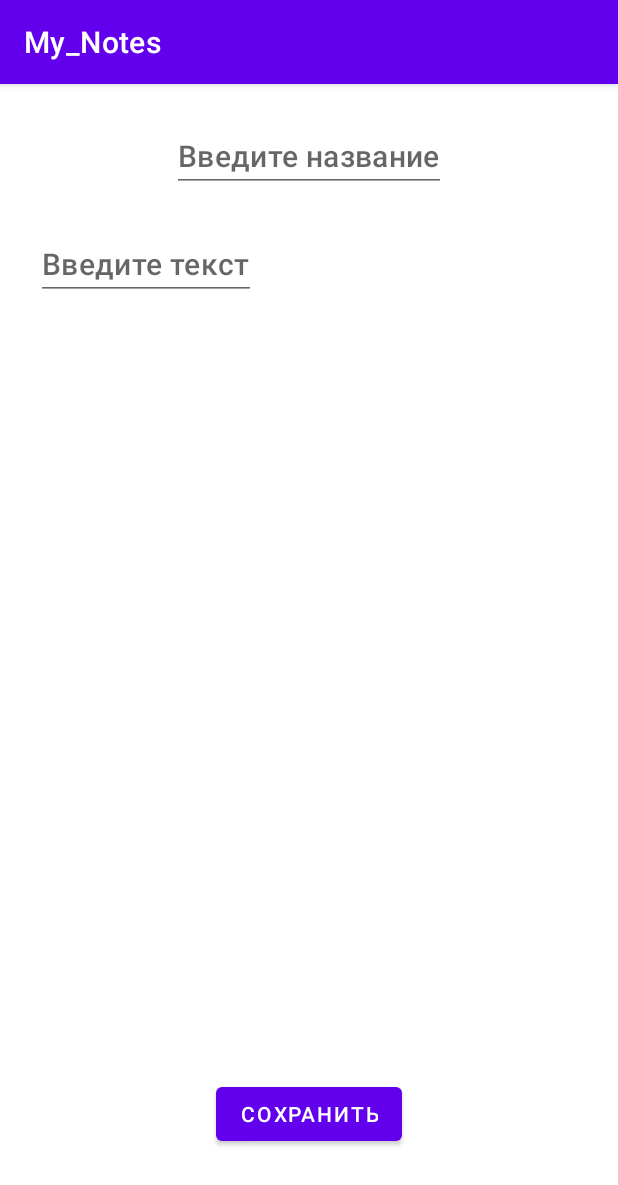
After one commit to TheFear36/My_Notes, an Android app: the fragment NotesInfoFragment placed in its activity, on a phone screen of 412 x 824 dp. The commit adds this screen. Shown: the top 1185 px of the screen. Run offline under Robolectric (Android 15) with nearby library versions, the phone set to English and light mode, and no system bars.

Commit message:
Первое домашнее задание по фрагментам

```diff
--- a/app/build.gradle
+++ b/app/build.gradle
@@ -25,6 +25,9 @@ android {
         sourceCompatibility JavaVersion.VERSION_1_8
         targetCompatibility JavaVersion.VERSION_1_8
     }
+    buildFeatures {
+        viewBinding true
+    }
 }
 
 dependencies {
@@ -32,6 +35,8 @@ dependencies {
     implementation 'androidx.appcompat:appcompat:1.3.1'
     implementation 'com.google.android.material:material:1.4.0'
     implementation 'androidx.constraintlayout:constraintlayout:2.1.1'
+    implementation 'androidx.legacy:legacy-support-v4:1.0.0'
+    implementation 'androidx.recyclerview:recyclerview:1.2.0'
     testImplementation 'junit:junit:4.+'
     androidTestImplementation 'androidx.test.ext:junit:1.1.3'
     androidTestImplementation 'androidx.test.espresso:espresso-core:3.4.0'
--- /dev/null
+++ b/app/src/main/java/com/thefear/my_notes/domain/NotesRepository.java
@@ -0,0 +1,7 @@
+package com.thefear.my_notes.domain;
+
+import java.util.ArrayList;
+
+public interface NotesRepository {
+    ArrayList<Note> getNotes();
+}
--- /dev/null
+++ b/app/src/main/java/com/thefear/my_notes/domain/TestNotesRepository.java
@@ -0,0 +1,31 @@
+package com.thefear.my_notes.domain;
+
+import com.thefear.my_notes.R;
+
+import java.util.ArrayList;
+import java.util.List;
+
+public class TestNotesRepository implements NotesRepository {
+
+    private static TestNotesRepository mInstance;
+    private ArrayList<Note> notes = null;
+
+    public static TestNotesRepository getInstance() {
+        if(mInstance == null)
+            mInstance = new TestNotesRepository();
+
+        return mInstance;
+    }
+
+    private TestNotesRepository() {
+        notes = new ArrayList<Note>();
+    }
+    @Override
+    public ArrayList<Note> getNotes() {
+        return this.notes;
+    }
+    public void addNote(Note note) {
+        notes.add(note);
+    }
+
+}
--- /dev/null
+++ b/app/src/main/java/com/thefear/my_notes/fragment/NotesListFragment.java
@@ -0,0 +1,102 @@
+package com.thefear.my_notes.fragment;
+
+import android.os.Bundle;
+import android.view.LayoutInflater;
+import android.view.View;
+import android.widget.Button;
+import android.widget.LinearLayout;
+import android.widget.TextView;
+
+import androidx.annotation.NonNull;
+import androidx.annotation.Nullable;
+import androidx.fragment.app.Fragment;
+import androidx.fragment.app.FragmentManager;
+
+import com.thefear.my_notes.R;
+import com.thefear.my_notes.domain.Note;
+import com.thefear.my_notes.domain.TestNotesRepository;
+import com.thefear.my_notes.fragment.info.NotesInfoFragment;
+import com.thefear.my_notes.present.NotesListPresenter;
+import com.thefear.my_notes.view.NotesListView;
+
+import java.util.List;
+
+public class NotesListFragment extends Fragment implements NotesListView {
+
+    public static final String KEY_NOTES_LIST = "KEY_NOTES_LIST";
+    public static final String ARG_NOTE = "ARG_NOTE";
+
+    private LinearLayout notesContainer;
+
+    private NotesListPresenter presenter;
+
+
+    @Override
+    public void onCreate(@Nullable Bundle savedInstanceState) {
+        super.onCreate(savedInstanceState);
+
+        presenter = new NotesListPresenter(this, TestNotesRepository.getInstance());
+    }
+
+    public NotesListFragment() {
+        super(R.layout.fragment_notes_list);
+    }
+
+    @Override
+    public void onViewCreated(@NonNull View view, @Nullable Bundle savedInstanceState) {
+        super.onViewCreated(view, savedInstanceState);
+
+        presenter.requestNotes();
+
+        notesContainer = view.findViewById(R.id.notes_root);
+
+        Button createNewNoteBtn = view.findViewById(R.id.create_new_note_btn);
+
+        createNewNoteBtn.setOnClickListener(new View.OnClickListener() {
+            @Override
+            public void onClick(View view) {
+
+                boolean isLandscape = getResources().getBoolean(R.bool.is_landscape);
+
+                FragmentManager fManager = getParentFragmentManager();
+
+                if (isLandscape){
+                    fManager.beginTransaction()
+                            .replace(R.id.fragment_container_info, new NotesInfoFragment())
+                            .commit();
+                } else {
+                    fManager.beginTransaction()
+                            .replace(R.id.fragment_container, new NotesInfoFragment())
+                            .addToBackStack(null)
+                            .commit();
+                }
+            }
+        });
+
+    }
+
+    @Override
+    public void showNotes(List<Note> notes) {
+
+        for (Note note : notes) {
+            View itemView = LayoutInflater.from(getContext()).inflate(R.layout.item_note, notesContainer, false);
+
+            TextView noteName = itemView.findViewById(R.id.note_name);
+            noteName.setText(note.getNameNote());
+
+            notesContainer.addView(itemView);
+
+            itemView.setOnClickListener(new View.OnClickListener() {
+                @Override
+                public void onClick(View view) {
+
+                    Bundle bundle = new Bundle();
+                    bundle.putParcelable(ARG_NOTE, note);
+
+                    getParentFragmentManager()
+                            .setFragmentResult(KEY_NOTES_LIST, bundle);
+                }
+            });
+        }
+    }
+}
--- /dev/null
+++ b/app/src/main/java/com/thefear/my_notes/fragment/info/NotesInfoFragment.java
@@ -0,0 +1,73 @@
+package com.thefear.my_notes.fragment.info;
+
+import android.os.Bundle;
+import android.view.View;
+import android.widget.Button;
+import android.widget.EditText;
+
+import androidx.annotation.NonNull;
+import androidx.annotation.Nullable;
+import androidx.fragment.app.Fragment;
+
+import com.thefear.my_notes.R;
+import com.thefear.my_notes.domain.Note;
+import com.thefear.my_notes.domain.TestNotesRepository;
+
+public class NotesInfoFragment extends Fragment {
+
+    private static final String ARG_NOTE = "ARG_NOTE";
+
+    Button saveButton;
+
+
+    public NotesInfoFragment() {
+        super(R.layout.fragment_notes_info);
+    }
+
+    public static NotesInfoFragment newInstance(Note note) {
+
+        Bundle args = new Bundle();
+        args.putParcelable(ARG_NOTE, note);
+
+        NotesInfoFragment fragment = new NotesInfoFragment();
+        fragment.setArguments(args);
+        return fragment;
+    }
+
+
+    @Override
+    public void onViewCreated(@NonNull View view, @Nullable Bundle savedInstanceState) {
+        super.onViewCreated(view, savedInstanceState);
+
+        saveButton = view.findViewById(R.id.save_note_button);
+
+        if (getArguments() != null && getArguments().containsKey(ARG_NOTE)) {
+            Note note = getArguments().getParcelable(ARG_NOTE);
+
+            EditText nameNote = view.findViewById(R.id.note_name);
+            nameNote.setText(note.getNameNote());
+
+            EditText infoNote = view.findViewById(R.id.notes_info);
+            infoNote.setText(note.getInfoNote());
+
+            saveButton.setOnClickListener(new View.OnClickListener() {
+                @Override
+                public void onClick(View view) {
+                    note.setNameNote(nameNote.getText().toString());
+                    note.setInfoNote(infoNote.getText().toString());
+                }
+            });
+        }
+
+        EditText nameNote = view.findViewById(R.id.note_name);
+        EditText infoNote = view.findViewById(R.id.notes_info);
+
+        saveButton.setOnClickListener(new View.OnClickListener() {
+            @Override
+            public void onClick(View view) {
+                TestNotesRepository.getInstance().addNote(new Note(nameNote.getText().toString(), infoNote.getText().toString()));
+            }
+        });
+    }
+
+}
--- /dev/null
+++ b/app/src/main/java/com/thefear/my_notes/present/NotesListPresenter.java
@@ -0,0 +1,20 @@
+package com.thefear.my_notes.present;
+
+import com.thefear.my_notes.domain.NotesRepository;
+import com.thefear.my_notes.view.NotesListView;
+
+public class NotesListPresenter {
+
+    private final NotesListView view;
+
+    private final NotesRepository repository;
+
+    public NotesListPresenter(NotesListView view, NotesRepository repository) {
+        this.view = view;
+        this.repository = repository;
+    }
+
+    public void requestNotes() {
+        view.showNotes(repository.getNotes());
+    }
+}
--- /dev/null
+++ b/app/src/main/java/com/thefear/my_notes/view/NotesListView.java
@@ -0,0 +1,9 @@
+package com.thefear.my_notes.view;
+
+import com.thefear.my_notes.domain.Note;
+
+import java.util.List;
+
+public interface NotesListView {
+    void showNotes(List<Note> notes);
+}
--- /dev/null
+++ b/app/src/main/res/layout-land/activity_main.xml
@@ -0,0 +1,29 @@
+<?xml version="1.0" encoding="utf-8"?>
+<androidx.constraintlayout.widget.ConstraintLayout xmlns:android="http://schemas.android.com/apk/res/android"
+    android:layout_width="match_parent"
+    android:layout_height="match_parent"
+    xmlns:tools="http://schemas.android.com/tools"
+    xmlns:app="http://schemas.android.com/apk/res-auto">
+
+    <androidx.fragment.app.FragmentContainerView
+        android:id="@+id/fragment_container"
+        android:layout_width="0dp"
+        android:layout_height="0dp"
+        app:layout_constraintBottom_toBottomOf="parent"
+        app:layout_constraintEnd_toStartOf="@id/fragment_container_info"
+        app:layout_constraintStart_toStartOf="parent"
+        app:layout_constraintTop_toTopOf="parent"
+        tools:layout="@layout/fragment_notes_list" />
+
+    <androidx.fragment.app.FragmentContainerView
+        android:id="@+id/fragment_container_info"
+        android:layout_width="0dp"
+        android:layout_height="0dp"
+        app:layout_constraintStart_toEndOf="@id/fragment_container"
+        android:name="com.thefear.my_notes.fragment.info.NotesInfoFragment"
+        app:layout_constraintBottom_toBottomOf="parent"
+        app:layout_constraintEnd_toEndOf="parent"
+        app:layout_constraintTop_toTopOf="parent"
+        tools:layout="@layout/fragment_notes_info" />
+
+</androidx.constraintlayout.widget.ConstraintLayout>
--- a/app/src/main/res/layout/activity_main.xml
+++ b/app/src/main/res/layout/activity_main.xml
@@ -1,18 +1,15 @@
 <?xml version="1.0" encoding="utf-8"?>
-<androidx.constraintlayout.widget.ConstraintLayout xmlns:android="http://schemas.android.com/apk/res/android"
-    xmlns:app="http://schemas.android.com/apk/res-auto"
+<FrameLayout xmlns:android="http://schemas.android.com/apk/res/android"
     xmlns:tools="http://schemas.android.com/tools"
     android:layout_width="match_parent"
     android:layout_height="match_parent"
     tools:context=".MainActivity">
 
-    <TextView
-        android:layout_width="wrap_content"
-        android:layout_height="wrap_content"
-        android:text="Hello World!"
-        app:layout_constraintBottom_toBottomOf="parent"
-        app:layout_constraintLeft_toLeftOf="parent"
-        app:layout_constraintRight_toRightOf="parent"
-        app:layout_constraintTop_toTopOf="parent" />
+    <androidx.fragment.app.FragmentContainerView
+        android:id="@+id/fragment_container"
+        android:name="com.thefear.my_notes.fragment.NotesListFragment"
+        android:layout_width="match_parent"
+        android:layout_height="match_parent">
+    </androidx.fragment.app.FragmentContainerView>
 
-</androidx.constraintlayout.widget.ConstraintLayout>
+</FrameLayout>
--- /dev/null
+++ b/app/src/main/res/layout/fragment_notes_info.xml
@@ -0,0 +1,57 @@
+<?xml version="1.0" encoding="utf-8"?>
+<androidx.constraintlayout.widget.ConstraintLayout xmlns:android="http://schemas.android.com/apk/res/android"
+    xmlns:app="http://schemas.android.com/apk/res-auto"
+    android:layout_width="match_parent"
+    android:layout_height="match_parent"
+    xmlns:tools="http://schemas.android.com/tools"
+    android:orientation="vertical">
+
+    <Button
+        android:id="@+id/save_note_button"
+        android:layout_margin="@dimen/default_margin"
+        android:layout_width="wrap_content"
+        android:layout_height="wrap_content"
+        android:text="@string/save_note"
+        app:layout_constraintBottom_toBottomOf="parent"
+        app:layout_constraintEnd_toEndOf="parent"
+        app:layout_constraintStart_toStartOf="parent"
+        app:layout_constraintTop_toTopOf="parent"
+        app:layout_constraintVertical_bias="0.95" />
+
+    <EditText
+        android:id="@+id/note_name"
+        android:layout_width="wrap_content"
+        android:layout_height="wrap_content"
+        android:layout_gravity="center"
+        android:layout_margin="@dimen/default_margin"
+        android:autofillHints="none"
+        android:hint="@string/enter_name"
+        android:inputType="textMultiLine"
+        android:textAppearance="@style/TextAppearance.MaterialComponents.Headline6"
+        app:layout_constraintEnd_toEndOf="parent"
+        app:layout_constraintStart_toStartOf="parent"
+        app:layout_constraintTop_toTopOf="parent"
+        tools:ignore="LabelFor" />
+
+    <androidx.core.widget.NestedScrollView
+        android:layout_width="0dp"
+        android:layout_height="0dp"
+        app:layout_constraintBottom_toBottomOf="parent"
+        app:layout_constraintEnd_toEndOf="parent"
+        app:layout_constraintStart_toStartOf="parent"
+        app:layout_constraintTop_toBottomOf="@id/note_name">
+
+        <EditText
+            android:id="@+id/notes_info"
+            android:layout_width="wrap_content"
+            android:layout_height="wrap_content"
+            android:layout_margin="@dimen/default_margin"
+            android:autofillHints="none"
+            android:hint="@string/enter_info"
+            android:inputType="textMultiLine"
+            android:textAppearance="@style/TextAppearance.MaterialComponents.Headline6"
+            tools:ignore="LabelFor" />
+    </androidx.core.widget.NestedScrollView>
+
+
+</androidx.constraintlayout.widget.ConstraintLayout>
--- /dev/null
+++ b/app/src/main/res/values-land/bools.xml
@@ -0,0 +1,4 @@
+<?xml version="1.0" encoding="utf-8"?>
+<resources>
+    <bool name="is_landscape">true</bool>
+</resources>
--- /dev/null
+++ b/app/src/main/res/values/bools.xml
@@ -0,0 +1,4 @@
+<?xml version="1.0" encoding="utf-8"?>
+<resources>
+    <bool name="is_landscape">false</bool>
+</resources>
--- /dev/null
+++ b/app/src/main/res/values/dimens.xml
@@ -0,0 +1,6 @@
+<?xml version="1.0" encoding="utf-8"?>
+<resources>
+    <dimen name="default_margin">24dp</dimen>
+    <dimen name="null_notes_text_size">36sp</dimen>
+    <dimen name="text_margin">16dp</dimen>
+</resources>
--- a/app/src/main/res/values/strings.xml
+++ b/app/src/main/res/values/strings.xml
@@ -1,3 +1,9 @@
 <resources>
     <string name="app_name">My_Notes</string>
+    <string name="null_notes">У ВАС ЕЩЁ НЕТ ЗАМЕТОК</string>
+    <string name="create_note">+</string>
+    <string name="save_note">Сохранить</string>
+    <string name="enter_name">Введите название</string>
+    <string name="enter_info">Введите текст</string>
+
 </resources>
```
Also changed, not shown: app/src/main/java/com/thefear/my_notes/MainActivity.java (+32 -0 lines), app/src/main/java/com/thefear/my_notes/domain/Note.java (added, +63 -0 lines), app/src/main/res/layout/fragment_notes_list.xml (added, +36 -0 lines), app/src/main/res/layout/item_note.xml (added, +20 -0 lines).
